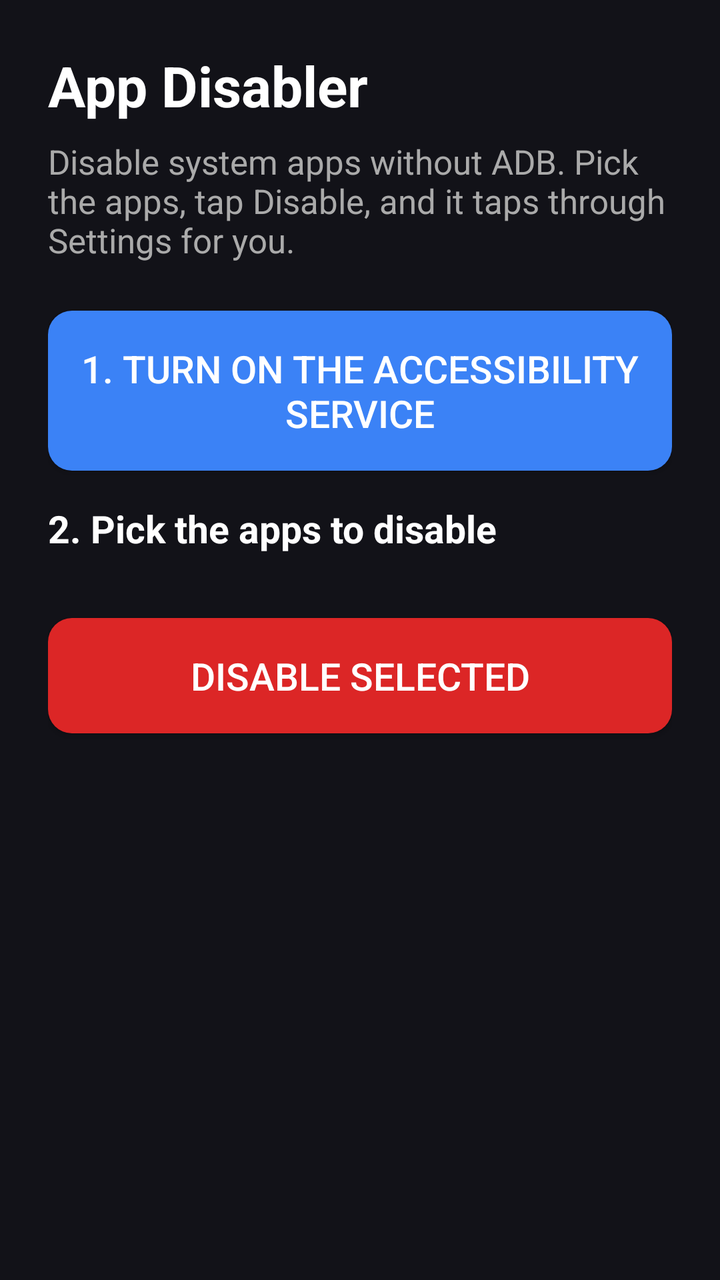
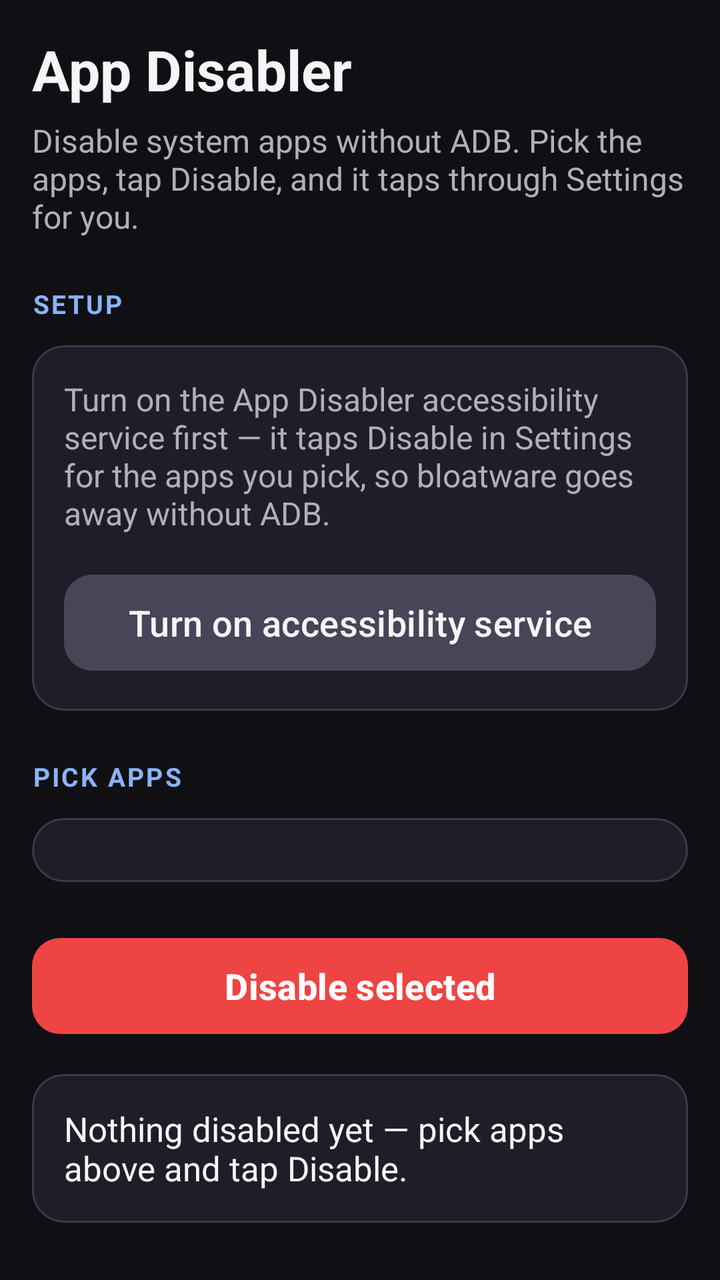

Compare the two renders of this Android layout. The source of the first and the diff that turns it into the second are given below.
<!-- AndroidManifest.xml: application theme Theme.AppDisabler -->
<!-- res/layout/activity_main.xml -->
<?xml version="1.0" encoding="utf-8"?>
<ScrollView xmlns:android="http://schemas.android.com/apk/res/android"
    android:layout_width="match_parent"
    android:layout_height="match_parent"
    android:background="#121218"
    android:padding="24dp">

    <LinearLayout
        android:layout_width="match_parent"
        android:layout_height="wrap_content"
        android:orientation="vertical">

        <TextView
            android:layout_width="wrap_content"
            android:layout_height="wrap_content"
            android:text="@string/app_name"
            android:textColor="#FFFFFF"
            android:textSize="28sp"
            android:textStyle="bold" />

        <TextView
            android:layout_width="wrap_content"
            android:layout_height="wrap_content"
            android:layout_marginTop="8dp"
            android:text="@string/app_tagline"
            android:textColor="#AAAAAA"
            android:textSize="17sp" />

        <Button
            android:id="@+id/accessibility_button"
            android:layout_width="match_parent"
            android:layout_height="wrap_content"
            android:layout_marginTop="24dp"
            android:background="@drawable/button_bg"
            android:padding="16dp"
            android:text="@string/enable_accessibility"
            android:textColor="#FFFFFF"
            android:textSize="19sp" />

        <TextView
            android:layout_width="wrap_content"
            android:layout_height="wrap_content"
            android:layout_marginTop="16dp"
            android:text="@string/pick_apps"
            android:textColor="#FFFFFF"
            android:textSize="19sp"
            android:textStyle="bold" />

        <LinearLayout
            android:id="@+id/app_list"
            android:layout_width="match_parent"
            android:layout_height="wrap_content"
            android:layout_marginTop="8dp"
            android:orientation="vertical" />

        <Button
            android:id="@+id/disable_button"
            android:layout_width="match_parent"
            android:layout_height="wrap_content"
            android:layout_marginTop="24dp"
            android:background="@drawable/button_bg_red"
            android:padding="16dp"
            android:text="@string/disable_selected"
            android:textColor="#FFFFFF"
            android:textSize="19sp" />

        <TextView
            android:id="@+id/status_text"
            android:layout_width="match_parent"
            android:layout_height="wrap_content"
            android:layout_marginTop="20dp"
            android:textColor="#AAAAAA"
            android:textSize="16sp" />

    </LinearLayout>

</ScrollView>
<!-- resources referenced by this layout -->
<resources>
  <!-- drawable button_bg (drawable) -->
  <?xml version="1.0" encoding="utf-8"?>
  <shape xmlns:android="http://schemas.android.com/apk/res/android"
      android:shape="rectangle">
      <corners android:radius="12dp" />
      <solid android:color="#3B82F6" />
  </shape>
  <!-- drawable button_bg_red (drawable) -->
  <?xml version="1.0" encoding="utf-8"?>
  <shape xmlns:android="http://schemas.android.com/apk/res/android"
      android:shape="rectangle">
      <corners android:radius="12dp" />
      <solid android:color="#DC2626" />
  </shape>
  <string name="app_name">App Disabler</string>
  <string name="app_tagline">Disable system apps without ADB. Pick the apps, tap Disable, and it taps through Settings for you.</string>
  <string name="disable_selected">Disable selected</string>
  <string name="enable_accessibility">1. Turn on the accessibility service</string>
  <string name="pick_apps">2. Pick the apps to disable</string>
  <style name="Theme.AppDisabler" parent="Theme.AppCompat.NoActionBar">
          <item name="android:windowBackground">#121218</item>
      </style>
</resources>

<!-- the commit's change to res/layout/activity_main.xml (unified diff, before → after) -->
@@ -1,76 +1,126 @@
 <?xml version="1.0" encoding="utf-8"?>
 <ScrollView xmlns:android="http://schemas.android.com/apk/res/android"
+    xmlns:app="http://schemas.android.com/apk/res-auto"
     android:layout_width="match_parent"
     android:layout_height="match_parent"
-    android:background="#121218"
-    android:padding="24dp">
+    android:background="@color/ra_background"
+    android:padding="16dp">
 
     <LinearLayout
         android:layout_width="match_parent"
         android:layout_height="wrap_content"
-        android:orientation="vertical">
+        android:orientation="vertical"
+        android:paddingBottom="24dp">
 
         <TextView
+            style="@style/Ra.Text.Title"
             android:layout_width="wrap_content"
             android:layout_height="wrap_content"
-            android:text="@string/app_name"
-            android:textColor="#FFFFFF"
-            android:textSize="28sp"
-            android:textStyle="bold" />
+            android:text="@string/app_name" />
 
         <TextView
+            style="@style/Ra.Text.Tagline"
             android:layout_width="wrap_content"
             android:layout_height="wrap_content"
-            android:layout_marginTop="8dp"
-            android:text="@string/app_tagline"
-            android:textColor="#AAAAAA"
-            android:textSize="17sp" />
+            android:layout_marginTop="6dp"
+            android:text="@string/app_tagline" />
 
+        
+        <TextView
+            style="@style/Ra.Text.SectionLabel"
+            android:layout_width="wrap_content"
+            android:layout_height="wrap_content"
+            android:layout_marginTop="24dp"
+            android:text="@string/section_setup" />
+
+        <com.google.android.material.card.MaterialCardView
+            android:layout_width="match_parent"
+            android:layout_height="wrap_content"
+            android:layout_marginTop="12dp"
+            app:cardBackgroundColor="@color/ra_surface"
+            app:cardCornerRadius="16dp"
+            app:cardElevation="0dp"
+            app:contentPadding="16dp"
+            app:strokeColor="@color/ra_outline"
+            app:strokeWidth="1dp">
+
+            <LinearLayout
+                android:layout_width="match_parent"
+                android:layout_height="wrap_content"
+                android:orientation="vertical">
+
+                <TextView
+                    style="@style/Ra.Text.Body"
+                    android:layout_width="wrap_content"
+                    android:layout_height="wrap_content"
+                    android:text="@string/setup_body" />
+
+                <Button
+                    android:id="@+id/accessibility_button"
+                    style="@style/Ra.Button.Tonal"
+                    android:layout_width="match_parent"
+                    android:layout_height="wrap_content"
+                    android:layout_marginTop="16dp"
+                    android:text="@string/enable_accessibility" />
+            </LinearLayout>
+
+        </com.google.android.material.card.MaterialCardView>
+
+        
+        <TextView
+            style="@style/Ra.Text.SectionLabel"
+            android:layout_width="wrap_content"
+            android:layout_height="wrap_content"
+            android:layout_marginTop="24dp"
+            android:text="@string/section_apps" />
+
+        <com.google.android.material.card.MaterialCardView
+            android:layout_width="match_parent"
+            android:layout_height="wrap_content"
+            android:layout_marginTop="12dp"
+            app:cardBackgroundColor="@color/ra_surface"
+            app:cardCornerRadius="16dp"
+            app:cardElevation="0dp"
+            app:contentPadding="16dp"
+            app:strokeColor="@color/ra_outline"
+            app:strokeWidth="1dp">
+
+            <LinearLayout
+                android:id="@+id/app_list"
+                android:layout_width="match_parent"
+                android:layout_height="wrap_content"
+                android:orientation="vertical" />
+
+        </com.google.android.material.card.MaterialCardView>
+
+        
         <Button
-            android:id="@+id/accessibility_button"
+            android:id="@+id/disable_button"
+            style="@style/Ra.Button.Danger"
             android:layout_width="match_parent"
             android:layout_height="wrap_content"
             android:layout_marginTop="24dp"
-            android:background="@drawable/button_bg"
-            android:padding="16dp"
-            android:text="@string/enable_accessibility"
-            android:textColor="#FFFFFF"
-            android:textSize="19sp" />
+            android:text="@string/disable_selected" />
 
-        <TextView
-            android:layout_width="wrap_content"
+        <com.google.android.material.card.MaterialCardView
+            android:layout_width="match_parent"
             android:layout_height="wrap_content"
             android:layout_marginTop="16dp"
-            android:text="@string/pick_apps"
-            android:textColor="#FFFFFF"
-            android:textSize="19sp"
-            android:textStyle="bold" />
+            app:cardBackgroundColor="@color/ra_surface"
+            app:cardCornerRadius="16dp"
+            app:cardElevation="0dp"
+            app:contentPadding="16dp"
+            app:strokeColor="@color/ra_outline"
+            app:strokeWidth="1dp">
 
-        <LinearLayout
-            android:id="@+id/app_list"
-            android:layout_width="match_parent"
-            android:layout_height="wrap_content"
-            android:layout_marginTop="8dp"
-            android:orientation="vertical" />
+            <TextView
+                android:id="@+id/status_text"
+                style="@style/Ra.Text.Status"
+                android:layout_width="match_parent"
+                android:layout_height="wrap_content"
+                android:text="@string/status_idle" />
 
-        <Button
-            android:id="@+id/disable_button"
-            android:layout_width="match_parent"
-            android:layout_height="wrap_content"
-            android:layout_marginTop="24dp"
-            android:background="@drawable/button_bg_red"
-            android:padding="16dp"
-            android:text="@string/disable_selected"
-            android:textColor="#FFFFFF"
-            android:textSize="19sp" />
-
-        <TextView
-            android:id="@+id/status_text"
-            android:layout_width="match_parent"
-            android:layout_height="wrap_content"
-            android:layout_marginTop="20dp"
-            android:textColor="#AAAAAA"
-            android:textSize="16sp" />
+        </com.google.android.material.card.MaterialCardView>
 
     </LinearLayout>
 
<!-- resource entries referenced after the edit -->
@@ -1,26 +1,72 @@
 <!-- resources referenced by this layout -->
 <resources>
-  <!-- drawable button_bg (drawable) -->
-  <?xml version="1.0" encoding="utf-8"?>
-  <shape xmlns:android="http://schemas.android.com/apk/res/android"
-      android:shape="rectangle">
-      <corners android:radius="12dp" />
-      <solid android:color="#3B82F6" />
-  </shape>
-  <!-- drawable button_bg_red (drawable) -->
-  <?xml version="1.0" encoding="utf-8"?>
-  <shape xmlns:android="http://schemas.android.com/apk/res/android"
-      android:shape="rectangle">
-      <corners android:radius="12dp" />
-      <solid android:color="#DC2626" />
-  </shape>
+  <color name="ra_background">#101014</color>
+  <color name="ra_outline">#3A3A48</color>
+  <color name="ra_surface">#1E1E28</color>
   <string name="app_name">App Disabler</string>
   <string name="app_tagline">Disable system apps without ADB. Pick the apps, tap Disable, and it taps through Settings for you.</string>
   <string name="disable_selected">Disable selected</string>
-  <string name="enable_accessibility">1. Turn on the accessibility service</string>
-  <string name="pick_apps">2. Pick the apps to disable</string>
-  <style name="Theme.AppDisabler" parent="Theme.AppCompat.NoActionBar">
-          <item name="android:windowBackground">#121218</item>
+  <string name="enable_accessibility">Turn on accessibility service</string>
+  <string name="section_apps">Pick apps</string>
+  <string name="section_setup">Setup</string>
+  <string name="setup_body">Turn on the App Disabler accessibility service first — it taps Disable in Settings for the apps you pick, so bloatware goes away without ADB.</string>
+  <string name="status_idle">Nothing disabled yet — pick apps above and tap Disable.</string>
+  <style name="Ra.Button.Danger" parent="Widget.Material3.Button">
+          <item name="android:minHeight">56dp</item>
+          <item name="android:textSize">18sp</item>
+          <item name="android:textStyle">bold</item>
+          <item name="android:textColor">@color/ra_on_primary</item>
+          <item name="backgroundTint">@color/ra_danger</item>
+          <item name="cornerRadius">14dp</item>
+          <item name="android:textAllCaps">false</item>
       </style>
+  <style name="Ra.Button.Tonal" parent="Widget.Material3.Button.TonalButton">
+          <item name="android:minHeight">56dp</item>
+          <item name="android:textSize">18sp</item>
+          <item name="android:textColor">@color/ra_text_primary</item>
+          <item name="cornerRadius">14dp</item>
+          <item name="android:textAllCaps">false</item>
+      </style>
+  <style name="Ra.Text.Body">
+          <item name="android:textSize">16sp</item>
+          <item name="android:textColor">@color/ra_text_secondary</item>
+      </style>
+  <style name="Ra.Text.SectionLabel">
+          <item name="android:textSize">13sp</item>
+          <item name="android:textStyle">bold</item>
+          <item name="android:textColor">@color/ra_primary_light</item>
+          <item name="android:letterSpacing">0.08</item>
+          <item name="android:textAllCaps">true</item>
+      </style>
+  <style name="Ra.Text.Status">
+          <item name="android:textSize">17sp</item>
+          <item name="android:textColor">@color/ra_text_primary</item>
+      </style>
+  <style name="Ra.Text.Tagline">
+          <item name="android:textSize">16sp</item>
+          <item name="android:textColor">@color/ra_text_secondary</item>
+      </style>
+  <style name="Ra.Text.Title">
+          <item name="android:textSize">28sp</item>
+          <item name="android:textStyle">bold</item>
+          <item name="android:textColor">@color/ra_text_primary</item>
+      </style>
+  <style name="Theme.AppDisabler" parent="Theme.Material3.Dark.NoActionBar">
+          <item name="colorPrimary">@color/ra_primary</item>
+          <item name="colorOnPrimary">@color/ra_on_primary</item>
+          <item name="colorSecondary">@color/ra_primary_light</item>
+          <item name="colorSurface">@color/ra_surface</item>
+          <item name="colorOnSurface">@color/ra_text_primary</item>
+          <item name="android:colorBackground">@color/ra_background</item>
+          <item name="android:windowBackground">@color/ra_background</item>
+          <item name="android:textColorPrimary">@color/ra_text_primary</item>
+          <item name="android:textColorSecondary">@color/ra_text_secondary</item>
+      </style>
+  <color name="ra_on_primary">#FFFFFF</color>
+  <color name="ra_danger">#EF4444</color>
+  <color name="ra_text_primary">#F5F5F7</color>
+  <color name="ra_text_secondary">#B0B0B8</color>
+  <color name="ra_primary_light">#8AB4F8</color>
+  <color name="ra_primary">#3B82F6</color>
 </resources>
 
